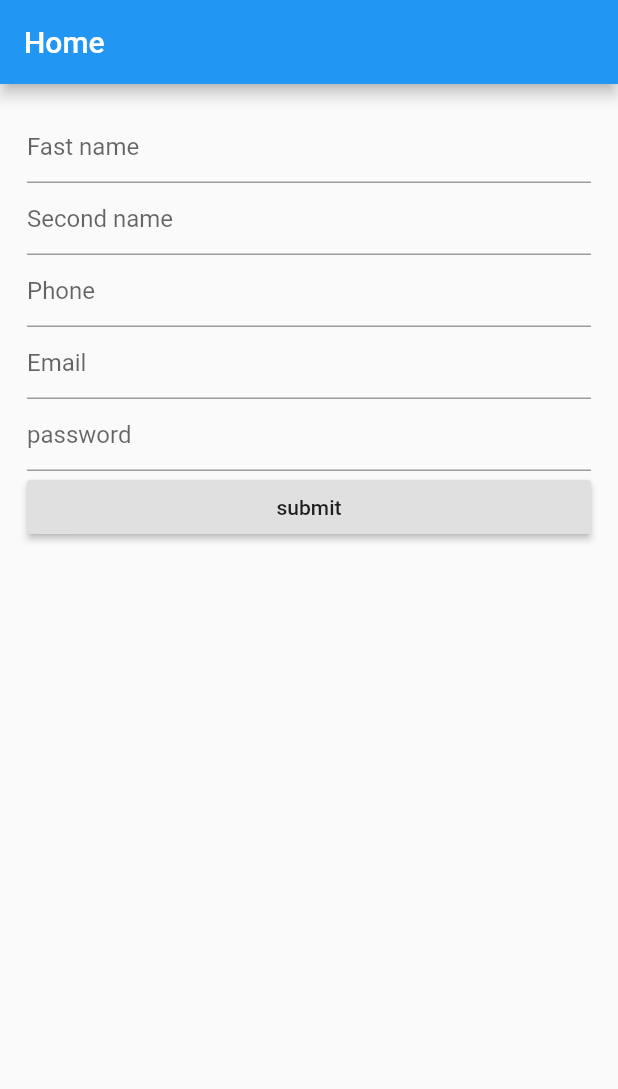
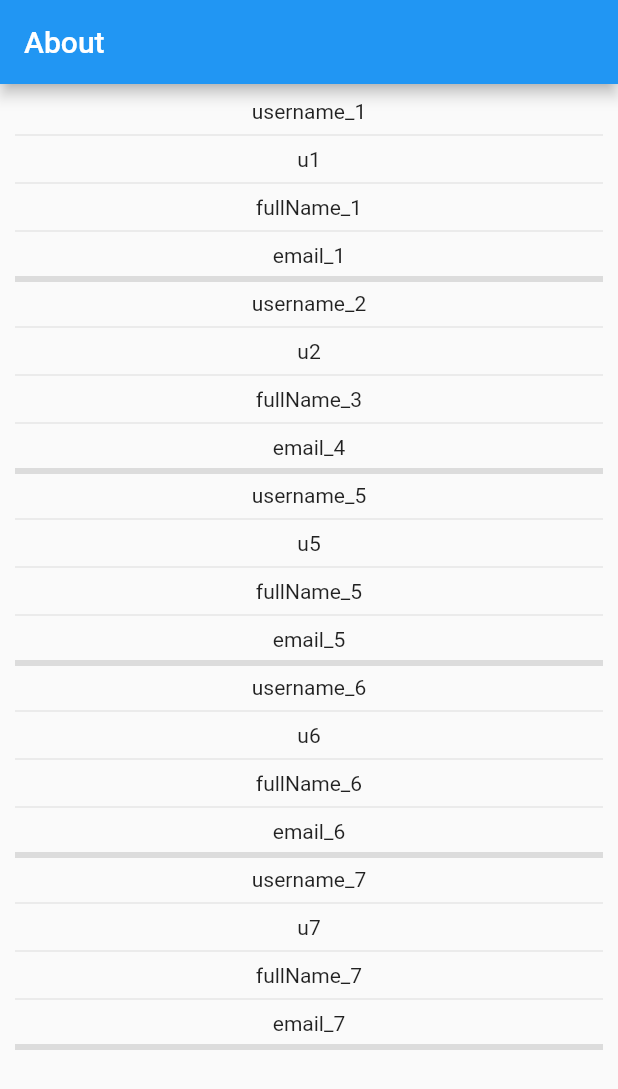
Before and after one commit to mahmudulhasan766/Shop_App_Flutter, a Flutter app: the screen it shows after launch, on a phone screen of 412 x 824 dp. Shown: the top 1089 px of the screen. Run offline on Flutter 3.47's test engine with Material 2 defaults, Android fonts, the phone set to English and light mode, and no system bars.

```diff
--- /dev/null
+++ b/lib/about_page.dart
@@ -0,0 +1,39 @@
+import 'package:flutter/material.dart';
+import 'package:provider/provider.dart';
+import 'package:shop_app/state/globalState.dart';
+
+//class AboutScreen
+class AboutScreen extends StatelessWidget {
+  @override
+  Widget build(BuildContext context) {
+    final allusers = Provider.of<GlobalState>(context).users;
+    return Scaffold(
+      appBar: AppBar(
+        title: Text("About"),
+      ),
+      body: Padding(
+        padding: EdgeInsets.all(10),
+        child: ListView.builder(
+            itemCount: allusers.length,
+            itemBuilder: (BuildContext, int) {
+              return Container(
+                child: Column(
+                  children: [
+                    Text(allusers[int].username),
+                    Divider(),
+                    Text(allusers[int].id),
+                    Divider(),
+                    Text(allusers[int].fullName),
+                    Divider(),
+                    Text(allusers[int].email),
+                    Divider(
+                      thickness: 4,
+                    ),
+                  ],
+                ),
+              );
+            }),
+      ),
+    );
+  }
+}
--- a/lib/main.dart
+++ b/lib/main.dart
@@ -1,5 +1,8 @@
 import 'package:flutter/material.dart';
+import 'package:provider/provider.dart';
+import 'package:shop_app/about_page.dart';
 import 'package:shop_app/homa_page.dart';
+import 'package:shop_app/state/globalState.dart';
 
 void main() {
   runApp(MyApp());
@@ -8,9 +11,12 @@ void main() {
 class MyApp extends StatelessWidget {
   @override
   Widget build(BuildContext context) {
-    return MaterialApp(
-      debugShowCheckedModeBanner: false,
-      home: HomePage(),
+    return ChangeNotifierProvider(
+      create: (ctx) => GlobalState(),
+      child: MaterialApp(
+        debugShowCheckedModeBanner: false,
+        home: AboutScreen(),
+      ),
     );
   }
 }
--- /dev/null
+++ b/lib/state/globalState.dart
@@ -0,0 +1,40 @@
+import 'package:flutter/cupertino.dart';
+import 'package:shop_app/state/user.dart';
+
+class GlobalState with ChangeNotifier {
+  List<User> _user = [
+    User(
+      id: 'u1',
+      username: 'username_1',
+      fullName: 'fullName_1',
+      email: 'email_1',
+    ),
+    User(
+      id: 'u2',
+      username: 'username_2',
+      fullName: 'fullName_3',
+      email: 'email_4',
+    ),
+    User(
+      id: 'u5',
+      username: 'username_5',
+      fullName: 'fullName_5',
+      email: 'email_5',
+    ),
+    User(
+      id: 'u6',
+      username: 'username_6',
+      fullName: 'fullName_6',
+      email: 'email_6',
+    ),
+    User(
+      id: 'u7',
+      username: 'username_7',
+      fullName: 'fullName_7',
+      email: 'email_7',
+    ),
+  ];
+  List<User> get users {
+    return [..._user];
+  }
+}
--- /dev/null
+++ b/lib/state/user.dart
@@ -0,0 +1,7 @@
+class User {
+  final String id;
+  final String username;
+  final String fullName;
+  final String email;
+  User({this.email, this.fullName, this.id, this.username});
+}
--- a/pubspec.yaml
+++ b/pubspec.yaml
@@ -23,6 +23,7 @@ environment:
 dependencies:
   flutter:
     sdk: flutter
+  provider: ^4.3.2+3
 
 
   # The following adds the Cupertino Icons font to your application.
```
Also changed, not shown: pubspec.lock.
